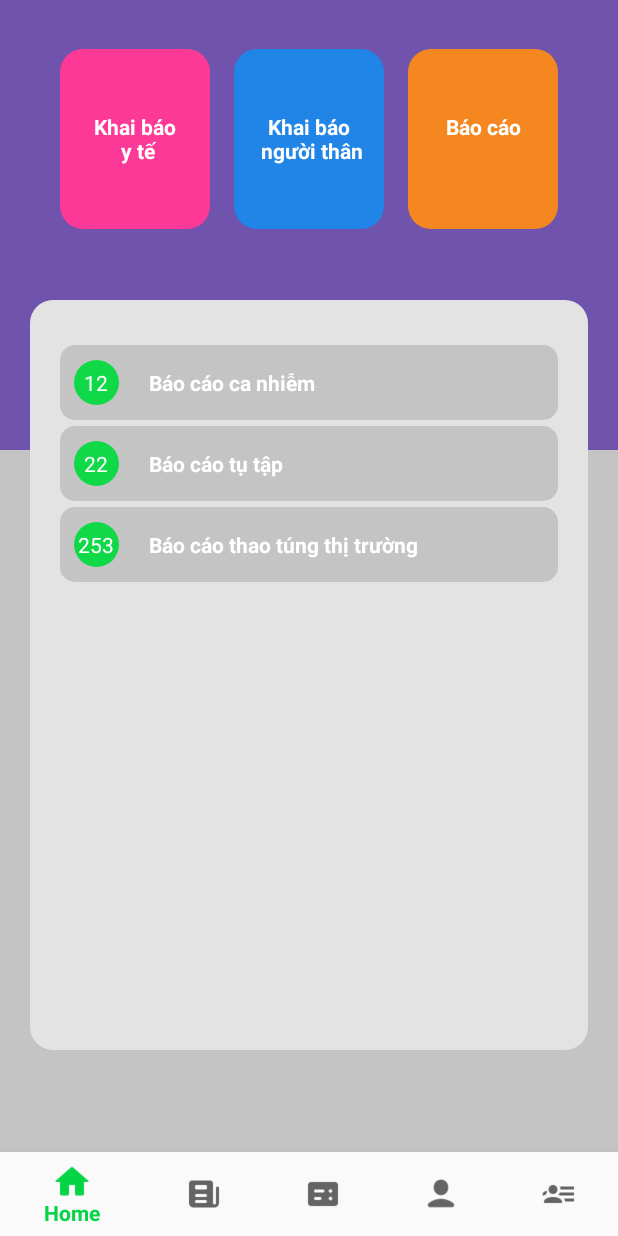
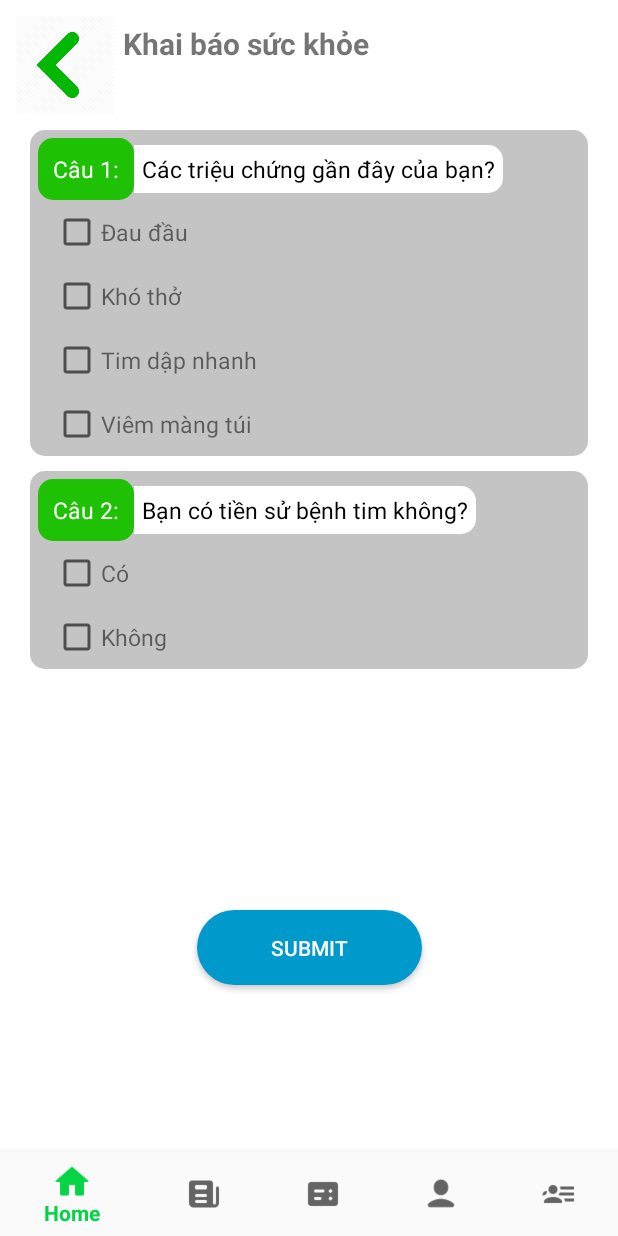
Before and after one commit to caoluyennguyen/DSaW, an Android app: the UserSurveyListFragment screen opened through its navigation route, after a tap on "12", on a phone screen of 412 x 824 dp. Run offline under Robolectric (Android 15) with nearby library versions, the phone set to English and light mode, and no system bars; our stand-ins replace Firebase (no records; nobody signed in at launch, a user with empty details on screens opened directly), navigation-ui; libraries missing offline, so code that uses them is left out: com.anychart, com.anychart.chart, com.anychart.charts, com.anychart.core, com.anychart.data and 2 more; 49 statements that could not run were skipped; 3 other taps on this screen came first.

Commit message:
Finish ui personal report

```diff
--- a/app/src/main/java/com/nguyenhongphuc98/dsaw/adaptor/NewsAdaptor.java
+++ b/app/src/main/java/com/nguyenhongphuc98/dsaw/adaptor/NewsAdaptor.java
@@ -44,11 +44,11 @@ public class NewsAdaptor extends ArrayAdapter{
             viewRow.setTag(holder);
         }
 
-        /*ViewHolder viewHolder = (ViewHolder) viewRow.getTag();
+        ViewHolder viewHolder = (ViewHolder) viewRow.getTag();
 
         News e = lsNews.get(position);
         viewHolder.title.setText(e.getTitle());
-        viewHolder.content.setText(e.getContent());*/
+        viewHolder.content.setText(e.getContent());
 
         return viewRow;
     }
--- /dev/null
+++ b/app/src/main/java/com/nguyenhongphuc98/dsaw/adaptor/PersonalReportAdaptor.java
@@ -0,0 +1,67 @@
+package com.nguyenhongphuc98.dsaw.adaptor;
+
+import android.content.Context;
+import android.view.LayoutInflater;
+import android.view.View;
+import android.view.ViewGroup;
+import android.widget.ArrayAdapter;
+import android.widget.CheckedTextView;
+import android.widget.LinearLayout;
+import android.widget.TextView;
+
+import androidx.annotation.NonNull;
+import androidx.annotation.Nullable;
+
+import com.nguyenhongphuc98.dsaw.R;
+import com.nguyenhongphuc98.dsaw.data.model.Question;
+
+import java.util.List;
+
+public class PersonalReportAdaptor extends ArrayAdapter {
+    Context context;
+    List<Question> lsQuestion;
+
+    public PersonalReportAdaptor(@NonNull Context context, List<Question> ls){
+        super(context, R.layout.custom_survey_question, ls);
+        this.context = context;
+        lsQuestion = ls;
+    }
+
+    @NonNull
+    @Override
+    public View getView(int position, @Nullable View convertView, @NonNull ViewGroup parent){
+        LayoutInflater layoutInflater = (LayoutInflater)context.getSystemService(Context.LAYOUT_INFLATER_SERVICE);
+
+        View viewRow = convertView;
+
+        if (viewRow == null){
+            viewRow = layoutInflater.inflate(R.layout.custom_survey_question,parent,false);
+            PersonalReportAdaptor.ViewHolder holder = new PersonalReportAdaptor.ViewHolder();
+            holder.number = viewRow.findViewById(R.id.number);
+            holder.question = viewRow.findViewById(R.id.question);
+            holder.listOfAnswer = viewRow.findViewById(R.id.list_of_answer);
+
+            viewRow.setTag(holder);
+        }
+
+        ViewHolder viewHolder = (ViewHolder) viewRow.getTag();
+        Question e = lsQuestion.get(position);
+        viewHolder.number.setText("Câu " + e.getId() + ":");
+        viewHolder.question.setText(e.getTitle());
+
+        for (int i=0; i < lsQuestion.get(position).getAnswers().size(); i++){
+            View subRow = layoutInflater.inflate(R.layout.custom_survey_answer,null);
+            CheckedTextView answer = subRow.findViewById(R.id.answer);
+            answer.setText(lsQuestion.get(position).getAnswers().get(i));
+            viewHolder.listOfAnswer.addView(subRow);
+        }
+
+        return viewRow;
+    }
+
+    public static class ViewHolder{
+        TextView number;
+        TextView question;
+        LinearLayout listOfAnswer;
+    }
+}
--- a/app/src/main/java/com/nguyenhongphuc98/dsaw/adaptor/SurveyAnswerAdaptor.java
+++ /dev/null
@@ -1,22 +0,0 @@
-package com.nguyenhongphuc98.dsaw.adaptor;
-
-import android.content.Context;
-import android.widget.ArrayAdapter;
-
-import androidx.annotation.NonNull;
-
-import com.nguyenhongphuc98.dsaw.R;
-import com.nguyenhongphuc98.dsaw.data.model.News;
-
-import java.util.List;
-
-public class SurveyAnswerAdaptor extends ArrayAdapter {
-    Context context;
-    List<News> lsNews;
-
-    public SurveyAnswerAdaptor(@NonNull Context context, List<News> ls){
-        super(context, R.layout.custom_news_row, ls);
-        this.context = context;
-        lsNews = ls;
-    }
-}
--- /dev/null
+++ b/app/src/main/java/com/nguyenhongphuc98/dsaw/data/model/Answer.java
@@ -0,0 +1,11 @@
+package com.nguyenhongphuc98.dsaw.data.model;
+
+import java.util.List;
+
+public class Answer {
+    String surveyKey;
+    String accountKey;
+    List<String> answerKey;
+    String imageFile;
+    String textAnswer;
+}
--- /dev/null
+++ b/app/src/main/java/com/nguyenhongphuc98/dsaw/data/model/Question.java
@@ -0,0 +1,32 @@
+package com.nguyenhongphuc98.dsaw.data.model;
+
+import java.util.ArrayList;
+
+public class Question {
+    String id;
+    ArrayList<String> mAnswer;
+    String survey;
+    String title;
+    String type;
+
+    public Question(String id, ArrayList<String> lsAnswer, String survey, String title, String type)
+    {
+        this.id = id;
+        mAnswer = lsAnswer;
+        this.survey = survey;
+        this.title = title;
+        this.type = type;
+    }
+
+    public String getId() {
+        return id;
+    }
+
+    public String getTitle() {
+        return title;
+    }
+
+    public ArrayList<String> getAnswers() {
+        return mAnswer;
+    }
+}
--- a/app/src/main/java/com/nguyenhongphuc98/dsaw/ui/admin/AdminFragment.java
+++ b/app/src/main/java/com/nguyenhongphuc98/dsaw/ui/admin/AdminFragment.java
@@ -15,8 +15,8 @@ import android.widget.Toast;
 
 import com.nguyenhongphuc98.dsaw.R;
 import com.nguyenhongphuc98.dsaw.Utils;
-import com.nguyenhongphuc98.dsaw.ui.admin_warning.AdminWarning;
 import com.nguyenhongphuc98.dsaw.ui.cases.CaseFragment;
+import com.nguyenhongphuc98.dsaw.ui.medical_report.PersonallReport;
 import com.nguyenhongphuc98.dsaw.ui.statistic.StatisticFragment;
 import com.nguyenhongphuc98.dsaw.ui.surveys.AdminSurveyListFragment;
 
@@ -36,6 +36,7 @@ public class AdminFragment extends Fragment {
     UserManagerFragment userManagerFragment;
     StatisticFragment statisticFragment;
     AdminSurveyListFragment adminSurveyListFragment;
+    PersonallReport personallReport;
 
     public static AdminFragment newInstance() {
         return new AdminFragment();
@@ -72,6 +73,7 @@ public class AdminFragment extends Fragment {
         userManagerFragment = new UserManagerFragment();
         statisticFragment = new StatisticFragment();
         adminSurveyListFragment = new AdminSurveyListFragment();
+        personallReport = new PersonallReport();
     }
 
     private void setupAction() {
--- a/app/src/main/java/com/nguyenhongphuc98/dsaw/ui/medical_report/PersonalMedicalReport.java
+++ /dev/null
@@ -1,38 +0,0 @@
-package com.nguyenhongphuc98.dsaw.ui.medical_report;
-
-import androidx.lifecycle.ViewModelProviders;
-
-import android.os.Bundle;
-
-import androidx.annotation.NonNull;
-import androidx.annotation.Nullable;
-import androidx.fragment.app.Fragment;
-
-import android.view.LayoutInflater;
-import android.view.View;
-import android.view.ViewGroup;
-
-import com.nguyenhongphuc98.dsaw.R;
-
-public class PersonalMedicalReport extends Fragment {
-
-    private PersonalMedicalReportViewModel mViewModel;
-
-    public static PersonalMedicalReport newInstance() {
-        return new PersonalMedicalReport();
-    }
-
-    @Override
-    public View onCreateView(@NonNull LayoutInflater inflater, @Nullable ViewGroup container,
-                             @Nullable Bundle savedInstanceState) {
-        return inflater.inflate(R.layout.personal_medical_report_fragment, container, false);
-    }
-
-    @Override
-    public void onActivityCreated(@Nullable Bundle savedInstanceState) {
-        super.onActivityCreated(savedInstanceState);
-        mViewModel = ViewModelProviders.of(this).get(PersonalMedicalReportViewModel.class);
-        // TODO: Use the ViewModel
-    }
-
-}
--- a/app/src/main/java/com/nguyenhongphuc98/dsaw/ui/medical_report/PersonalMedicalReportViewModel.java
+++ /dev/null
@@ -1,7 +0,0 @@
-package com.nguyenhongphuc98.dsaw.ui.medical_report;
-
-import androidx.lifecycle.ViewModel;
-
-public class PersonalMedicalReportViewModel extends ViewModel {
-    // TODO: Implement the ViewModel
-}
--- /dev/null
+++ b/app/src/main/java/com/nguyenhongphuc98/dsaw/ui/medical_report/PersonalReportViewModel.java
@@ -0,0 +1,51 @@
+package com.nguyenhongphuc98.dsaw.ui.medical_report;
+
+import android.content.Context;
+
+import androidx.lifecycle.LiveData;
+import androidx.lifecycle.MutableLiveData;
+import androidx.lifecycle.ViewModel;
+
+import com.nguyenhongphuc98.dsaw.adaptor.PersonalReportAdaptor;
+import com.nguyenhongphuc98.dsaw.data.model.Question;
+
+import java.util.ArrayList;
+import java.util.List;
+
+public class PersonalReportViewModel extends ViewModel {
+    // TODO: Implement the ViewModel
+    private MutableLiveData<PersonalReportAdaptor> mAdaptor;
+
+    private PersonalReportAdaptor adaptor;
+    private List<Question> lsQuestion;
+
+    private Context context;
+
+    public PersonalReportViewModel() {
+        mAdaptor = new MutableLiveData<>();
+    }
+
+    public void setContext(Context c) {
+        this.context = c;
+
+        lsQuestion = new ArrayList<>();
+        ArrayList lsAnswer1 = new ArrayList<>();
+        lsAnswer1.add("Đau đầu");
+        lsAnswer1.add("Khó thở");
+        lsAnswer1.add("Tim dập nhanh");
+        lsAnswer1.add("Viêm màng túi");
+        lsQuestion.add(new Question("1", lsAnswer1,"survey1_key", "Các triệu chứng gần đây của bạn?", "MT"));
+        ArrayList lsAnswer2 = new ArrayList();
+        lsAnswer2.add("Có");
+        lsAnswer2.add("Không");
+        lsQuestion.add(new Question("2", lsAnswer2, "survey1_key","Bạn có tiền sử bệnh tim không?", "MT"));
+        adaptor = new PersonalReportAdaptor(this.context, lsQuestion);
+        mAdaptor.setValue(adaptor);
+    }
+
+    public LiveData<PersonalReportAdaptor> getAdaptor() {
+        return mAdaptor;
+    }
+
+    public List<Question> getListQuestion() {return  lsQuestion; }
+}
--- /dev/null
+++ b/app/src/main/java/com/nguyenhongphuc98/dsaw/ui/medical_report/PersonallReport.java
@@ -0,0 +1,52 @@
+package com.nguyenhongphuc98.dsaw.ui.medical_report;
+
+import androidx.lifecycle.Observer;
+import androidx.lifecycle.ViewModelProviders;
+
+import android.os.Bundle;
+
+import androidx.annotation.NonNull;
+import androidx.annotation.Nullable;
+import androidx.fragment.app.Fragment;
+
+import android.view.LayoutInflater;
+import android.view.View;
+import android.view.ViewGroup;
+import android.widget.ListView;
+
+import com.nguyenhongphuc98.dsaw.R;
+import com.nguyenhongphuc98.dsaw.adaptor.PersonalReportAdaptor;
+
+public class PersonallReport extends Fragment {
+
+    private PersonalReportViewModel mViewModel;
+
+    private ListView lvQuestion;
+
+    public static PersonallReport newInstance() {
+        return new PersonallReport();
+    }
+
+    @Override
+    public View onCreateView(@NonNull LayoutInflater inflater, @Nullable ViewGroup container,
+                             @Nullable Bundle savedInstanceState) {
+        View view = inflater.inflate(R.layout.personal_medical_report_fragment, container, false);
+        lvQuestion = view.findViewById(R.id.list_of_question);
+        mViewModel = ViewModelProviders.of(this).get(PersonalReportViewModel.class);
+        mViewModel.setContext(getContext());
+        mViewModel.getAdaptor().observe(this, new Observer<PersonalReportAdaptor>() {
+            @Override
+            public void onChanged(PersonalReportAdaptor personalReportAdaptor) {
+                lvQuestion.setAdapter(personalReportAdaptor);
+            }
+        });
+        return view;
+    }
+
+    @Override
+    public void onActivityCreated(@Nullable Bundle savedInstanceState) {
+        super.onActivityCreated(savedInstanceState);
+        // TODO: Use the ViewModel
+
+    }
+}
--- a/app/src/main/java/com/nguyenhongphuc98/dsaw/ui/surveys/AdminSurveyListFragment.java
+++ b/app/src/main/java/com/nguyenhongphuc98/dsaw/ui/surveys/AdminSurveyListFragment.java
@@ -18,9 +18,6 @@ import android.widget.Toast;
 
 import com.nguyenhongphuc98.dsaw.R;
 import com.nguyenhongphuc98.dsaw.adaptor.SurveyAdaptor;
-import com.nguyenhongphuc98.dsaw.data.model.SurveyModel;
-
-import java.util.List;
 
 public class AdminSurveyListFragment extends Fragment {
 
--- a/app/src/main/java/com/nguyenhongphuc98/dsaw/ui/surveys/UserSurveyListFragment.java
+++ b/app/src/main/java/com/nguyenhongphuc98/dsaw/ui/surveys/UserSurveyListFragment.java
@@ -17,8 +17,10 @@ import android.widget.ListView;
 import android.widget.Toast;
 
 import com.nguyenhongphuc98.dsaw.R;
+import com.nguyenhongphuc98.dsaw.Utils;
 import com.nguyenhongphuc98.dsaw.adaptor.SurveyAdaptor;
 import com.nguyenhongphuc98.dsaw.data.model.SurveyModel;
+import com.nguyenhongphuc98.dsaw.ui.medical_report.PersonallReport;
 
 import java.util.List;
 
@@ -136,6 +138,7 @@ public class UserSurveyListFragment extends Fragment {
                     else surveys = mViewModel.getlistBC().getValue();
 
                 Toast.makeText(getContext(),"did click at:" + surveys.get(position).getId(),Toast.LENGTH_SHORT).show();
+                Utils.replaceFragment(new PersonallReport());
             }
         });
     }
--- /dev/null
+++ b/app/src/main/res/drawable-v24/custom_question_layout_green.xml
@@ -0,0 +1,10 @@
+<?xml version="1.0" encoding="utf-8"?>
+<selector xmlns:android="http://schemas.android.com/apk/res/android">
+    <item>
+        <shape android:shape="rectangle">
+            <corners android:radius="10dp"/>
+            <solid android:color="#1EC103"/>
+            <size android:width="20dp"/>
+        </shape>
+    </item>
+</selector>
--- /dev/null
+++ b/app/src/main/res/drawable-v24/custom_question_layout_white.xml
@@ -0,0 +1,9 @@
+<?xml version="1.0" encoding="utf-8"?>
+<selector xmlns:android="http://schemas.android.com/apk/res/android">
+    <item>
+        <shape android:shape="rectangle">
+            <corners android:topRightRadius="10dp" android:bottomRightRadius="10dp"/>
+            <solid android:color="#FFFFFF"/>
+        </shape>
+    </item>
+</selector>
--- /dev/null
+++ b/app/src/main/res/drawable-v24/cutom_question_background.xml
@@ -0,0 +1,10 @@
+<?xml version="1.0" encoding="utf-8"?>
+<selector xmlns:android="http://schemas.android.com/apk/res/android">
+    <item>
+        <shape android:shape="rectangle">
+            <corners android:radius="10dp"/>
+            <solid android:color="#C4C4C4"/>
+            <size android:width="10dp"/>
+        </shape>
+    </item>
+</selector>
--- /dev/null
+++ b/app/src/main/res/layout/custom_survey_answer.xml
@@ -0,0 +1,15 @@
+<?xml version="1.0" encoding="utf-8"?>
+<LinearLayout xmlns:android="http://schemas.android.com/apk/res/android"
+    android:orientation="vertical" android:layout_width="match_parent"
+    android:layout_height="match_parent">
+
+    <CheckedTextView
+        android:id="@+id/answer"
+        android:layout_width="match_parent"
+        android:layout_height="wrap_content"
+        android:gravity="center"
+        android:layout_margin="5dp"
+        android:textSize="15dp"
+        android:textAppearance="?android:attr/textAppearanceSmall"
+        android:drawableLeft="?android:attr/listChoiceIndicatorMultiple"/>
+</LinearLayout>
--- a/app/src/main/res/layout/custom_survey_question.xml
+++ b/app/src/main/res/layout/custom_survey_question.xml
@@ -1,6 +1,42 @@
 <?xml version="1.0" encoding="utf-8"?>
 <LinearLayout xmlns:android="http://schemas.android.com/apk/res/android"
+    xmlns:app="http://schemas.android.com/apk/res-auto"
+    xmlns:tools="http://schemas.android.com/tools"
     android:orientation="vertical" android:layout_width="match_parent"
-    android:layout_height="match_parent">
+    android:layout_height="match_parent"
+    android:background="@drawable/cutom_question_background">
+    <LinearLayout
+        android:layout_width="match_parent"
+        android:layout_height="wrap_content"
+        android:orientation="horizontal">
 
+        <TextView
+            android:id="@+id/number"
+            android:layout_width="wrap_content"
+            android:layout_height="wrap_content"
+            android:layout_marginLeft="5dp"
+            android:layout_marginTop="5dp"
+            android:textColor="#FFFFFF"
+            android:textSize="15dp"
+            android:padding="10dp"
+            android:background="@drawable/custom_question_layout_green"/>
+
+        <TextView
+            android:id="@+id/question"
+            android:layout_width="wrap_content"
+            android:layout_height="wrap_content"
+            android:layout_marginTop="5dp"
+            android:layout_marginRight="5dp"
+            android:textColor="#000"
+            android:textSize="15dp"
+            android:padding="5dp"
+            android:background="@drawable/custom_question_layout_white"/>
+    </LinearLayout>
+    <LinearLayout
+        android:id="@+id/list_of_answer"
+        android:layout_width="match_parent"
+        android:layout_height="wrap_content"
+        android:orientation="vertical"
+        android:layout_marginLeft="10dp"
+        android:layout_marginRight="10dp"/>
 </LinearLayout>
--- a/app/src/main/res/layout/personal_medical_report_fragment.xml
+++ b/app/src/main/res/layout/personal_medical_report_fragment.xml
@@ -4,8 +4,9 @@
     android:layout_width="match_parent"
     android:layout_height="match_parent"
     xmlns:app="http://schemas.android.com/apk/res-auto"
-    tools:context=".ui.medical_report.PersonalMedicalReport"
-    android:layout_gravity="center">
+    tools:context=".ui.medical_report.PersonallReport"
+    android:layout_gravity="center"
+    android:background="#ffffff">
 
     <LinearLayout
         android:id="@+id/title"
@@ -19,38 +20,45 @@
         <ImageView
             android:layout_width="100px"
             android:layout_height="100px"
+            app:srcCompat="@drawable/left_arrow"
             tools:srcCompat="@drawable/left_arrow" />
         <TextView
             android:layout_width="wrap_content"
             android:layout_height="wrap_content"
-            android:text="Khai bao suc khoe"
+            android:text="Khai báo sức khỏe"
             android:textSize="20dp"
             android:textStyle="bold"
             android:layout_margin="5dp"/>
     </LinearLayout>
 
     <LinearLayout
-        android:id="@+id/cau1"
+        android:id="@+id/question_layout"
         android:layout_width="match_parent"
         android:layout_height="wrap_content"
+        android:layout_marginTop="10dp"
         app:layout_constraintTop_toBottomOf="@+id/title"
         app:layout_constraintLeft_toLeftOf="parent"
-        app:layout_constraintRight_toRightOf="parent">
+        app:layout_constraintRight_toRightOf="parent"
+        app:layout_constraintBottom_toTopOf="@+id/summit_button">
 
         <ListView
-            android:layout_width="wrap_content"
-            android:layout_height="wrap_content">
-
+            android:id="@+id/list_of_question"
+            android:layout_width="match_parent"
+            android:layout_height="500dp"
+            android:layout_marginLeft="20dp"
+            android:layout_marginRight="20dp"
+            android:divider="@android:color/transparent"
+            android:dividerHeight="10dp">
         </ListView>
     </LinearLayout>
 
     <Button
+        android:id="@+id/summit_button"
         android:layout_width="150dp"
         android:layout_height="50dp"
-        android:layout_marginTop="10dp"
-        android:layout_marginBottom="30dp"
+        android:layout_marginTop="20dp"
+        app:layout_constraintTop_toBottomOf="@+id/question_layout"
         app:layout_constraintLeft_toLeftOf="parent"
-        app:layout_constraintBottom_toBottomOf="parent"
         app:layout_constraintRight_toRightOf="parent"
         android:text="Submit"
         android:textColor="#FFFFFF"
```
